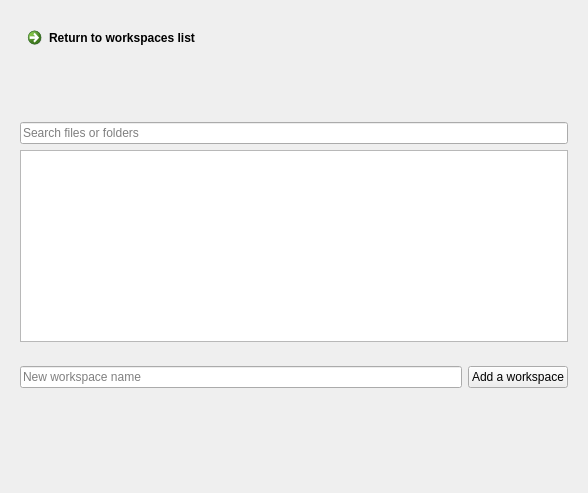
Above: parsec/core/gui/forms/files_widget.ui from Scille/parsec-cloud before the change. Below: the same form after it.
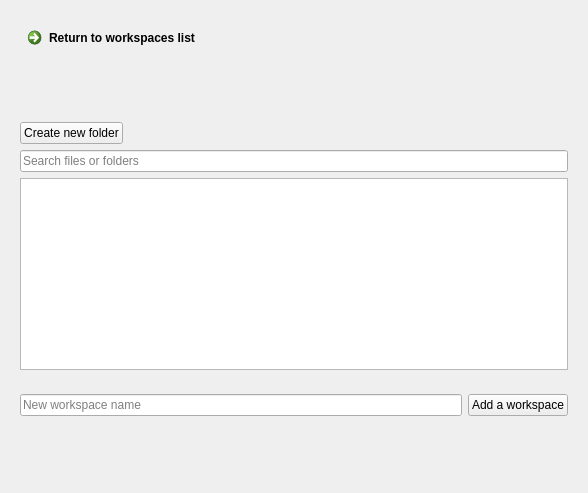
That is the form after the change.

Commit message: Added a button to add a new folder

The edit to the form file:
```diff
--- a/parsec/core/gui/forms/files_widget.ui
+++ b/parsec/core/gui/forms/files_widget.ui
@@ -80,6 +80,30 @@
         </property>
        </widget>
       </item>
+      <item>
+       <layout class="QHBoxLayout" name="horizontalLayout_3">
+        <item>
+         <widget class="QPushButton" name="button_create_folder">
+          <property name="text">
+           <string>Create new folder</string>
+          </property>
+         </widget>
+        </item>
+        <item>
+         <spacer name="horizontalSpacer_2">
+          <property name="orientation">
+           <enum>Qt::Horizontal</enum>
+          </property>
+          <property name="sizeHint" stdset="0">
+           <size>
+            <width>40</width>
+            <height>20</height>
+           </size>
+          </property>
+         </spacer>
+        </item>
+       </layout>
+      </item>
       <item>
        <widget class="QLineEdit" name="edit_search">
         <property name="placeholderText">
```
The commit also changes 8 other files.
